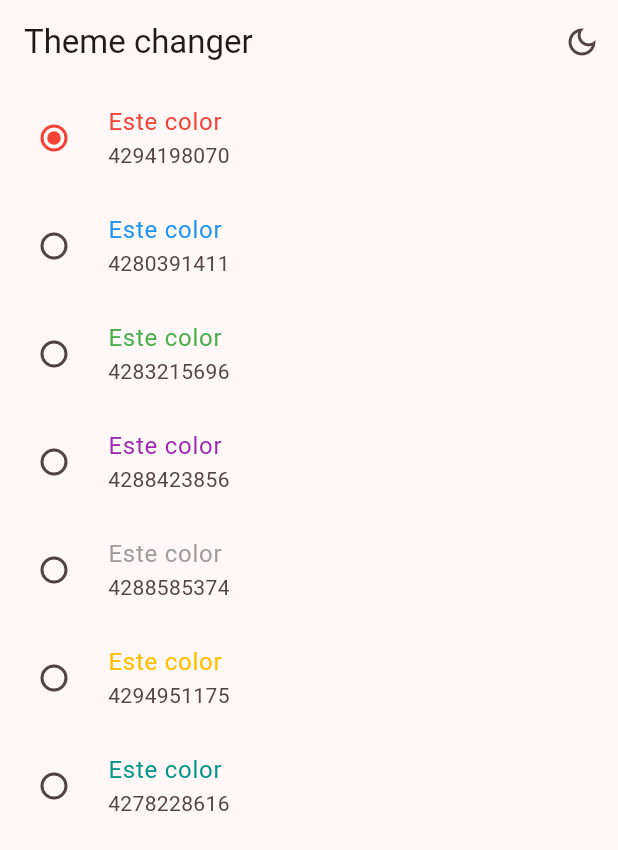
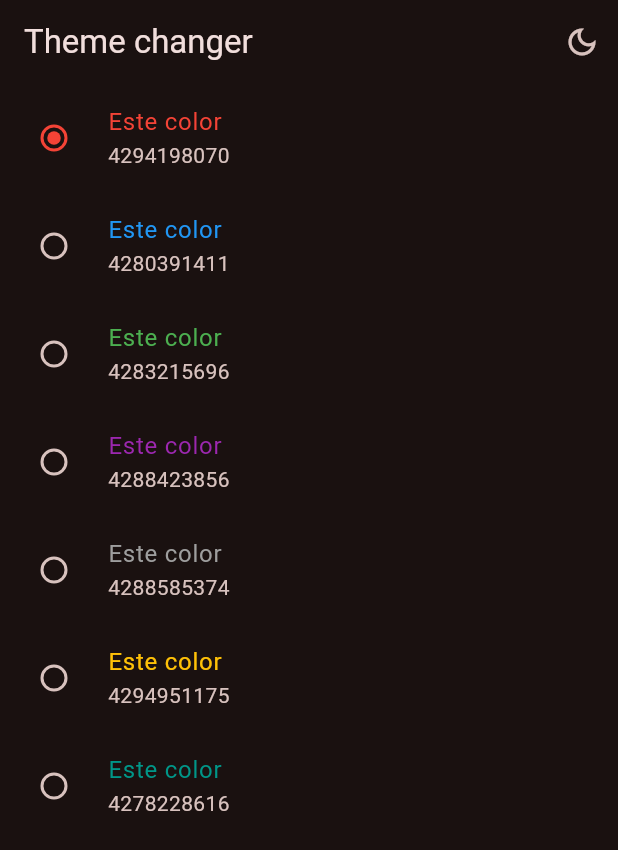
Before and after one commit to yvngmarti/widgets_app, a Flutter app: the ThemeChangerScreen screen opened by its route, after a tap on the "light mode" icon, on a phone screen of 412 x 824 dp. Shown: the top 850 px of the screen. Run offline on Flutter 3.47's test engine with Material 3 defaults, Android fonts, the phone set to English and light mode, and no system bars; our stand-ins replace animate_do, flutter_riverpod, go_router.

Commit message:
Finalizacion de la introduccion de Riverpod

```diff
--- a/lib/config/theme/app_theme.dart
+++ b/lib/config/theme/app_theme.dart
@@ -23,9 +23,18 @@ class AppTheme {
 
   ThemeData getTheme() => ThemeData(
       useMaterial3: true,
-      brightness: isDarkMode ? Brightness.light : Brightness.dark,
+      brightness: isDarkMode ? Brightness.dark : Brightness.light,
       colorSchemeSeed: colorList[selectedColor],
       appBarTheme: const AppBarTheme(
         centerTitle: false,
       ));
+
+  AppTheme copyWith({
+    int? selectedColor,
+    bool? isDarkMode,
+  }) =>
+      AppTheme(
+        selectedColor: selectedColor ?? this.selectedColor,
+        isDarkMode: isDarkMode ?? this.isDarkMode,
+      );
 }
--- a/lib/main.dart
+++ b/lib/main.dart
@@ -13,14 +13,17 @@ class MainApp extends ConsumerWidget {
 
   @override
   Widget build(BuildContext context, WidgetRef ref) {
-    final bool isDarkMode = ref.watch(isDarkModeProvider);
-    final int selectedColor = ref.watch(selectedIndexColorProvider);
+    // final bool isDarkMode = ref.watch(isDarkModeProvider);
+    // final int selectedColor = ref.watch(selectedIndexColorProvider);
+
+    final AppTheme appTheme = ref.watch(themeNotifierProvider);
 
     return MaterialApp.router(
       title: 'Flutter Widgets',
       routerConfig: appRouter,
       debugShowCheckedModeBanner: false,
-      theme: AppTheme(selectedColor: selectedColor, isDarkMode: isDarkMode).getTheme(),
+      theme: appTheme.getTheme()
+      // AppTheme(selectedColor: selectedColor, isDarkMode: isDarkMode).getTheme(),
       // home: const HomeScreen(),
       // routes: {
       //   '/buttons': (context) => const ButtonsScreen(),
--- a/lib/presentation/providers/theme_provider.dart
+++ b/lib/presentation/providers/theme_provider.dart
@@ -10,3 +10,21 @@ final colorListProvider = Provider((ref) => colorList);
 
 // UN SIMPLE ENTERO
 final selectedIndexColorProvider = StateProvider<int>((ref) => 0);
+
+// UN OBJETO DE TIPO APPTHEME (CUSTOM)
+final themeNotifierProvider =
+    StateNotifierProvider<ThemeNotifier, AppTheme>((ref) => ThemeNotifier());
+
+// puede ser controller o notifier ambos nombres estan bien
+class ThemeNotifier extends StateNotifier<AppTheme> {
+  // state o estado sera una nueva instancia del AppTheme
+  ThemeNotifier() : super(AppTheme());
+
+  void toogleDarkMode() {
+    state = state.copyWith(isDarkMode: !state.isDarkMode);
+  }
+
+  void changeColorIndex(int colorIndex) {
+    state = state.copyWith(selectedColor: colorIndex);
+  }
+}
--- a/lib/presentation/theme_changer/theme_changer_screen.dart
+++ b/lib/presentation/theme_changer/theme_changer_screen.dart
@@ -8,7 +8,7 @@ class ThemeChangerScreen extends ConsumerWidget {
 
   @override
   Widget build(BuildContext context, WidgetRef ref) {
-    final isDarkMode = ref.watch(isDarkModeProvider);
+    final isDarkMode = ref.watch(themeNotifierProvider).isDarkMode;
 
     return Scaffold(
       appBar: AppBar(
@@ -16,7 +16,8 @@ class ThemeChangerScreen extends ConsumerWidget {
         actions: [
           IconButton(
             onPressed: () {
-              ref.read(isDarkModeProvider.notifier).update((state) => !state);
+              // ref.read(isDarkModeProvider.notifier).update((state) => !state);
+              ref.read(themeNotifierProvider.notifier).toogleDarkMode();
             },
             icon: Icon(isDarkMode
                 ? Icons.dark_mode_outlined
@@ -24,7 +25,7 @@ class ThemeChangerScreen extends ConsumerWidget {
           )
         ],
       ),
-      body: _ThemeChangerView(),
+      body: const _ThemeChangerView(),
     );
   }
 }
@@ -35,7 +36,10 @@ class _ThemeChangerView extends ConsumerWidget {
   @override
   Widget build(BuildContext context, WidgetRef ref) {
     final List<Color> colors = ref.watch(colorListProvider);
-    final int selectedColor = ref.watch(selectedIndexColorProvider);
+
+    // final int selectedColor = ref.watch(selectedIndexColorProvider);
+
+    final int selectedColor = ref.watch(themeNotifierProvider).selectedColor;
 
     return ListView.builder(
       itemCount: colors.length,
@@ -49,12 +53,15 @@ class _ThemeChangerView extends ConsumerWidget {
           subtitle: Text('${color.value}'),
           activeColor: color,
           value: index,
-          groupValue: selectedColor,
+          groupValue: ref.watch(themeNotifierProvider).selectedColor,
           onChanged: (value) {
             // ref
             //     .read(selectedIndexColorProvider.notifier)
             //     .update((state) => value!);
-            ref.read(selectedIndexColorProvider.notifier).state = index;
+
+            // ref.read(selectedIndexColorProvider.notifier).state = index;
+
+              ref.read(themeNotifierProvider.notifier).changeColorIndex(index);
           },
         );
       },
```
